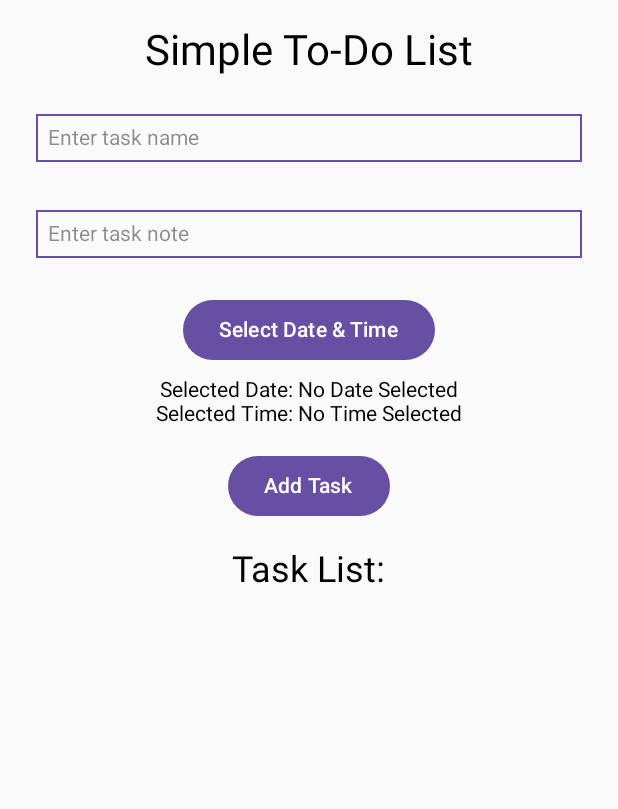
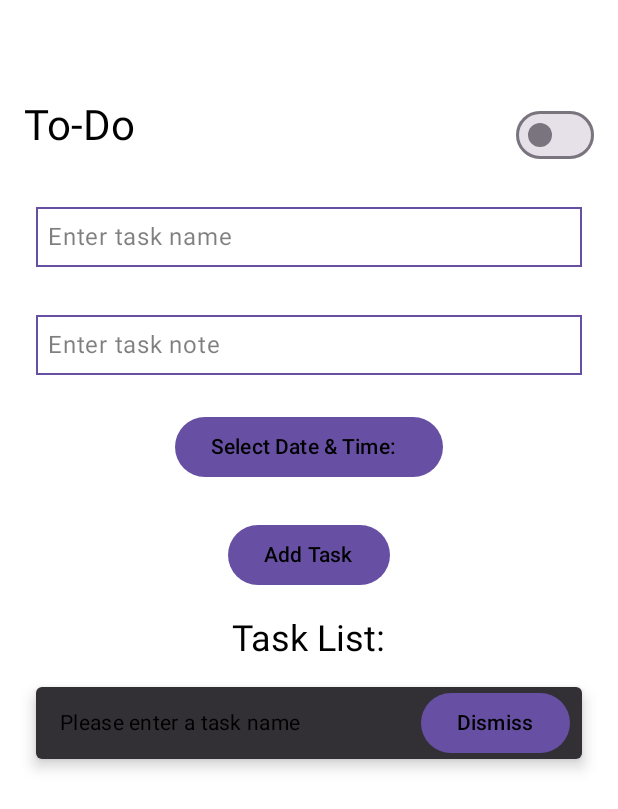
Before and after one commit to charviis/android-todo, an Android app built with Jetpack Compose: the screen it shows after launch (MainActivity), after a tap on "Add Task", on a phone screen of 412 x 824 dp. Shown: the top 809 px of the screen. Run offline under Robolectric (Android 15) with nearby library versions, the phone set to English and light mode, and no system bars.

Commit message:
darkmode, hezci gui

```diff
--- a/app/src/main/java/com/example/myapplication/MainActivity.kt
+++ b/app/src/main/java/com/example/myapplication/MainActivity.kt
@@ -3,9 +3,9 @@ package com.example.myapplication
 import android.app.DatePickerDialog
 import android.app.TimePickerDialog
 import android.os.Bundle
-import android.util.Log
 import androidx.activity.ComponentActivity
 import androidx.activity.compose.setContent
+import androidx.compose.foundation.background
 import androidx.compose.foundation.border
 import androidx.compose.foundation.layout.*
 import androidx.compose.foundation.lazy.LazyColumn
@@ -15,13 +15,11 @@ import androidx.compose.material3.*
 import androidx.compose.runtime.*
 import androidx.compose.ui.Alignment
 import androidx.compose.ui.Modifier
+import androidx.compose.ui.graphics.Color
 import androidx.compose.ui.platform.LocalContext
-import androidx.compose.ui.platform.LocalDensity
-import androidx.compose.ui.platform.LocalView
 import androidx.compose.ui.text.input.TextFieldValue
 import androidx.compose.ui.unit.dp
-import androidx.core.view.ViewCompat
-import androidx.core.view.WindowInsetsCompat
+import androidx.compose.ui.unit.sp
 import java.util.*
 
 class MainActivity : ComponentActivity() {
@@ -35,184 +33,230 @@ class MainActivity : ComponentActivity() {
 
 @Composable
 fun ToDoListApp() {
-    var taskName by remember { mutableStateOf(TextFieldValue("")) }
-    var taskNote by remember { mutableStateOf(TextFieldValue("")) }
-    var taskDate by remember { mutableStateOf("No Date Selected") }
-    var taskTime by remember { mutableStateOf("No Time Selected") }
-    val context = LocalContext.current
-    val taskList = remember { mutableStateListOf<Quadruple<String, String, String, String>>() }
-    var editingTask by remember { mutableStateOf<Quadruple<String, String, String, String>?>(null) }
+    var isDarkMode by remember { mutableStateOf(false) }
+    val backgroundColor = if (isDarkMode) Color(0xFF121212) else Color(0xFFFFFFFF)
+    val textColor = if (isDarkMode) Color(0xFFFFFFFF) else Color(0xFF000000)
 
-    val insets = with(LocalDensity.current) {
-        val rootView = LocalView.current
-        val windowInsets = ViewCompat.getRootWindowInsets(rootView)
-        Log.d("com.example.myapplication.ToDoListApp", "windowInsets: $windowInsets")
-        windowInsets?.getInsets(WindowInsetsCompat.Type.systemBars())?.top?.toDp() ?: 0.dp
-    }
-
-    Column(
-        modifier = Modifier
-            .fillMaxSize()
-            .padding(top = insets + 16.dp, start = 16.dp, end = 16.dp, bottom = 16.dp),
-        horizontalAlignment = Alignment.CenterHorizontally
+    MaterialTheme(
+        colorScheme = if (isDarkMode) darkColorScheme() else lightColorScheme()
     ) {
-        Text(text = "Simple To-Do List", style = MaterialTheme.typography.headlineMedium)
-        Spacer(modifier = Modifier.height(16.dp))
-
-        // Task input field
-        BasicTextField(
-            value = taskName,
-            onValueChange = { taskName = it },
+        Column(
             modifier = Modifier
-                .fillMaxWidth()
-                .padding(8.dp)
-                .border(1.dp, MaterialTheme.colorScheme.primary),
-            decorationBox = { innerTextField ->
-                Row(
-                    modifier = Modifier.padding(8.dp)
-                ) {
-                    if (taskName.text.isEmpty()) {
-                        Text("Enter task name", color = MaterialTheme.colorScheme.onBackground.copy(alpha = 0.5f))
-                    }
-                    innerTextField()
-                }
+                .fillMaxSize()
+                .background(backgroundColor)
+                .padding(16.dp),
+            horizontalAlignment = Alignment.CenterHorizontally
+        ) {
+            Spacer(modifier = Modifier.height(50.dp)) // Add spacer to move content lower
+            Row(
+                modifier = Modifier.fillMaxWidth(),
+                horizontalArrangement = Arrangement.SpaceBetween
+            ) {
+                Text(text = "To-Do", style = MaterialTheme.typography.headlineMedium, color = textColor)
+                Switch(checked = isDarkMode, onCheckedChange = { isDarkMode = it })
             }
-        )
-
-        Spacer(modifier = Modifier.height(16.dp))
-
-        // Note input field
-        BasicTextField(
-            value = taskNote,
-            onValueChange = { taskNote = it },
-            modifier = Modifier
-                .fillMaxWidth()
-                .padding(8.dp)
-                .border(1.dp, MaterialTheme.colorScheme.primary),
-            decorationBox = { innerTextField ->
-                Row(
-                    modifier = Modifier.padding(8.dp)
-                ) {
-                    if (taskNote.text.isEmpty()) {
-                        Text("Enter task note", color = MaterialTheme.colorScheme.onBackground.copy(alpha = 0.5f))
-                    }
-                    innerTextField()
-                }
-            }
-        )
-
-        Spacer(modifier = Modifier.height(16.dp))
-
-        // Date picker button
-        Button(onClick = {
-            val calendar = Calendar.getInstance()
-            val year = calendar.get(Calendar.YEAR)
-            val month = calendar.get(Calendar.MONTH)
-            val day = calendar.get(Calendar.DAY_OF_MONTH)
-
-            DatePickerDialog(
-                context,
-                { _, selectedYear, selectedMonth, selectedDay ->
-                    taskDate = "$selectedDay/${selectedMonth + 1}/$selectedYear"
-
-                    // Time picker immediately after date selection
-                    TimePickerDialog(
-                        context,
-                        { _, selectedHour, selectedMinute ->
-                            taskTime = String.format("%02d:%02d", selectedHour, selectedMinute)
-                        },
-                        calendar.get(Calendar.HOUR_OF_DAY),
-                        calendar.get(Calendar.MINUTE),
-                        true
-                    ).show()
-
-                },
-                year, month, day
-            ).show()
-        }) {
-            Text("Select Date & Time")
-        }
-
-        Spacer(modifier = Modifier.height(8.dp))
-        Text(text = "Selected Date: $taskDate")
-        Text(text = "Selected Time: $taskTime")
-
-        Spacer(modifier = Modifier.height(16.dp))
-
-        // Add task button
-        Button(onClick = {
-            if (taskName.text.isNotBlank() && taskDate != "No Date Selected" && taskTime != "No Time Selected") {
-                taskList.add(Quadruple(taskName.text, taskDate, taskTime, taskNote.text))
-                taskName = TextFieldValue("")
-                taskNote = TextFieldValue("")
-                taskDate = "No Date Selected"
-                taskTime = "No Time Selected"
-            }
-        }) {
-            Text("Add Task")
-        }
-
-        Spacer(modifier = Modifier.height(16.dp))
-
-        // Task list
-        Text(text = "Task List:", style = MaterialTheme.typography.headlineSmall)
-        Spacer(modifier = Modifier.height(8.dp))
-
-        LazyColumn(modifier = Modifier.fillMaxWidth()) {
-            items(taskList) { task ->
-                TaskItem(taskName = task.first, taskDate = task.second, taskTime = task.third, taskNote = task.fourth, onEdit = {
-                    editingTask = task
-                }) {
-                    taskList.remove(task)
-                }
-            }
-        }
-
-        // Edit task dialog
-        if (editingTask != null) {
-            EditTaskDialog(
-                task = editingTask!!,
-                onDismiss = { editingTask = null },
-                onSave = { newTask ->
-                    val index = taskList.indexOf(editingTask)
-                    if (index != -1) {
-                        taskList[index] = newTask
-                    }
-                    editingTask = null
-                }
-            )
+            Spacer(modifier = Modifier.height(16.dp))
+            ToDoListContent(textColor)
         }
     }
 }
 
 @Composable
-fun TaskItem(taskName: String, taskDate: String, taskTime: String, taskNote: String, onEdit: () -> Unit, onRemove: () -> Unit) {
+fun ToDoListContent(textColor: Color) {
+    var taskName by remember { mutableStateOf(TextFieldValue("")) }
+    var taskNote by remember { mutableStateOf(TextFieldValue("")) }
+    var taskDate by remember { mutableStateOf("") }
+    var taskTime by remember { mutableStateOf("") }
+    val context = LocalContext.current
+    val taskList = remember { mutableStateListOf<Quadruple<String, String, String, String>>() }
+    var editingTask by remember { mutableStateOf<Quadruple<String, String, String, String>?>(null) }
+    var showSnackbar by remember { mutableStateOf(false) }
+    var snackbarMessage by remember { mutableStateOf("") }
+
+    BasicTextField(
+        value = taskName,
+        onValueChange = { taskName = it },
+        modifier = Modifier
+            .fillMaxWidth()
+            .padding(8.dp)
+            .border(1.dp, MaterialTheme.colorScheme.primary),
+        textStyle = LocalTextStyle.current.copy(color = textColor),
+        decorationBox = { innerTextField ->
+            Row(
+                modifier = Modifier.padding(8.dp)
+            ) {
+                if (taskName.text.isEmpty()) {
+                    Text("Enter task name", color = textColor.copy(alpha = 0.5f))
+                }
+                innerTextField()
+            }
+        }
+    )
+
+    Spacer(modifier = Modifier.height(16.dp))
+
+    BasicTextField(
+        value = taskNote,
+        onValueChange = { taskNote = it },
+        modifier = Modifier
+            .fillMaxWidth()
+            .padding(8.dp)
+            .border(1.dp, MaterialTheme.colorScheme.primary),
+        textStyle = LocalTextStyle.current.copy(color = textColor),
+        decorationBox = { innerTextField ->
+            Row(
+                modifier = Modifier.padding(8.dp)
+            ) {
+                if (taskNote.text.isEmpty()) {
+                    Text("Enter task note", color = textColor.copy(alpha = 0.5f))
+                }
+                innerTextField()
+            }
+        }
+    )
+
+    Spacer(modifier = Modifier.height(16.dp))
+
+    Button(onClick = {
+        val calendar = Calendar.getInstance()
+        val year = calendar.get(Calendar.YEAR)
+        val month = calendar.get(Calendar.MONTH)
+        val day = calendar.get(Calendar.DAY_OF_MONTH)
+
+        DatePickerDialog(
+            context,
+            { _, selectedYear, selectedMonth, selectedDay ->
+                taskDate = "$selectedDay/${selectedMonth + 1}/$selectedYear"
+
+                TimePickerDialog(
+                    context,
+                    { _, selectedHour, selectedMinute ->
+                        taskTime = String.format("%02d:%02d", selectedHour, selectedMinute)
+                    },
+                    calendar.get(Calendar.HOUR_OF_DAY),
+                    calendar.get(Calendar.MINUTE),
+                    true
+                ).show()
+
+            },
+            year, month, day
+        ).show()
+    }) {
+        Text("Select Date & Time: $taskDate $taskTime", color = textColor)
+    }
+
+    Spacer(modifier = Modifier.height(8.dp))
+    if (taskDate.isNotEmpty()) {
+        Text(text = "Selected Date: $taskDate", color = textColor)
+    }
+    if (taskTime.isNotEmpty()) {
+        Text(text = "Selected Time: $taskTime", color = textColor)
+    }
+
+    Spacer(modifier = Modifier.height(16.dp))
+
+    Button(onClick = {
+        when {
+            taskName.text.isBlank() -> {
+                snackbarMessage = "Please enter a task name"
+                showSnackbar = true
+            }
+            taskNote.text.isBlank() -> {
+                snackbarMessage = "Please enter a task note"
+                showSnackbar = true
+            }
+            taskDate.isEmpty() -> {
+                snackbarMessage = "Please select a date"
+                showSnackbar = true
+            }
+            taskTime.isEmpty() -> {
+                snackbarMessage = "Please select a time"
+                showSnackbar = true
+            }
+            else -> {
+                taskList.add(Quadruple(taskName.text, taskDate, taskTime, taskNote.text))
+                taskName = TextFieldValue("")
+                taskNote = TextFieldValue("")
+                taskDate = ""
+                taskTime = ""
+            }
+        }
+    }) {
+        Text("Add Task", color = textColor)
+    }
+
+    Spacer(modifier = Modifier.height(16.dp))
+
+    Text(text = "Task List:", style = MaterialTheme.typography.headlineSmall, color = textColor)
+    Spacer(modifier = Modifier.height(8.dp))
+
+    LazyColumn(modifier = Modifier.fillMaxWidth()) {
+        items(taskList) { task ->
+            TaskItem(taskName = task.first, taskDate = task.second, taskTime = task.third, taskNote = task.fourth, textColor = textColor, onEdit = {
+                editingTask = task
+            }) {
+                taskList.remove(task)
+            }
+        }
+    }
+
+    if (editingTask != null) {
+        EditTaskDialog(
+            task = editingTask!!,
+            onDismiss = { editingTask = null },
+            onSave = { newTask ->
+                val index = taskList.indexOf(editingTask)
+                if (index != -1) {
+                    taskList[index] = newTask
+                }
+                editingTask = null
+            },
+            textColor = textColor
+        )
+    }
+
+    if (showSnackbar) {
+        Snackbar(
+            action = {
+                Button(onClick = { showSnackbar = false }) {
+                    Text("Dismiss", color = textColor)
+                }
+            },
+            modifier = Modifier.padding(8.dp)
+        ) {
+            Text(snackbarMessage, color = textColor)
+        }
+    }
+}
+
+@Composable
+fun TaskItem(taskName: String, taskDate: String, taskTime: String, taskNote: String, textColor: Color, onEdit: () -> Unit, onRemove: () -> Unit) {
     Card(
         modifier = Modifier
             .fillMaxWidth()
             .padding(vertical = 4.dp),
         elevation = CardDefaults.cardElevation(defaultElevation = 4.dp)
     ) {
-        Row(
+        Column(
             modifier = Modifier
                 .fillMaxWidth()
                 .padding(16.dp),
-            horizontalArrangement = Arrangement.SpaceBetween
+            horizontalAlignment = Alignment.Start
         ) {
-            Column {
-                Text(text = taskName)
-                Text(text = "$taskDate at $taskTime")
-                if (taskNote.isNotEmpty()) {
-                    Text(text = "Note: $taskNote")
+            Text(text = taskName, fontSize = 18.sp, color = textColor)
+            Text(text = "$taskDate at $taskTime", fontSize = 14.sp, color = textColor)
+            if (taskNote.isNotEmpty()) {
+                Text(text = "Note: $taskNote", fontSize = 14.sp, color = textColor)
+            }
+            Row(
+                modifier = Modifier.fillMaxWidth(),
+                horizontalArrangement = Arrangement.End
+            ) {
+                Button(onClick = { onEdit() }, modifier = Modifier.padding(end = 8.dp)) {
+                    Text("Edit", color = textColor)
                 }
-            }
-            Row {
-                Button(onClick = { onEdit() }) {
-                    Text("Edit")
-                }
-                Spacer(modifier = Modifier.width(8.dp))
                 Button(onClick = { onRemove() }) {
-                    Text("Remove")
+                    Text("Remove", color = textColor)
                 }
             }
         }
@@ -220,7 +264,7 @@ fun TaskItem(taskName: String, taskDate: String, taskTime: String, taskNote: Str
 }
 
 @Composable
-fun EditTaskDialog(task: Quadruple<String, String, String, String>, onDismiss: () -> Unit, onSave: (Quadruple<String, String, String, String>) -> Unit) {
+fun EditTaskDialog(task: Quadruple<String, String, String, String>, onDismiss: () -> Unit, onSave: (Quadruple<String, String, String, String>) -> Unit, textColor: Color) {
     var taskName by remember { mutableStateOf(TextFieldValue(task.first)) }
     var taskDate by remember { mutableStateOf(task.second) }
     var taskTime by remember { mutableStateOf(task.third) }
@@ -229,7 +273,7 @@ fun EditTaskDialog(task: Quadruple<String, String, String, String>, onDismiss: (
 
     AlertDialog(
         onDismissRequest = onDismiss,
-        title = { Text("Edit Task") },
+        title = { Text("Edit Task", color = textColor) },
         text = {
             Column {
                 BasicTextField(
@@ -239,12 +283,13 @@ fun EditTaskDialog(task: Quadruple<String, String, String, String>, onDismiss: (
                         .fillMaxWidth()
                         .padding(8.dp)
                         .border(1.dp, MaterialTheme.colorScheme.primary),
+                    textStyle = LocalTextStyle.current.copy(color = textColor),
                     decorationBox = { innerTextField ->
                         Row(
                             modifier = Modifier.padding(8.dp)
                         ) {
                             if (taskName.text.isEmpty()) {
-                                Text("Enter task name", color = MaterialTheme.colorScheme.onBackground.copy(alpha = 0.5f))
+                                Text("Enter task name", color = textColor.copy(alpha = 0.5f))
                             }
                             innerTextField()
                         }
@@ -260,12 +305,13 @@ fun EditTaskDialog(task: Quadruple<String, String, String, String>, onDismiss: (
                         .fillMaxWidth()
                         .padding(8.dp)
                         .border(1.dp, MaterialTheme.colorScheme.primary),
+                    textStyle = LocalTextStyle.current.copy(color = textColor),
                     decorationBox = { innerTextField ->
                         Row(
                             modifier = Modifier.padding(8.dp)
                         ) {
                             if (taskNote.text.isEmpty()) {
-                                Text("Enter task note", color = MaterialTheme.colorScheme.onBackground.copy(alpha = 0.5f))
+                                Text("Enter task note", color = textColor.copy(alpha = 0.5f))
                             }
                             innerTextField()
                         }
@@ -299,24 +345,28 @@ fun EditTaskDialog(task: Quadruple<String, String, String, String>, onDismiss: (
                         year, month, day
                     ).show()
                 }) {
-                    Text("Select Date & Time")
+                    Text("Select Date & Time", color = textColor)
                 }
 
                 Spacer(modifier = Modifier.height(8.dp))
-                Text(text = "Selected Date: $taskDate")
-                Text(text = "Selected Time: $taskTime")
+                if (taskDate.isNotEmpty()) {
+                    Text(text = "Selected Date: $taskDate", color = textColor)
+                }
+                if (taskTime.isNotEmpty()) {
+                    Text(text = "Selected Time: $taskTime", color = textColor)
+                }
             }
         },
         confirmButton = {
             Button(onClick = {
                 onSave(Quadruple(taskName.text, taskDate, taskTime, taskNote.text))
             }) {
-                Text("Save")
+                Text("Save", color = textColor)
             }
         },
         dismissButton = {
             Button(onClick = onDismiss) {
-                Text("Cancel")
+                Text("Cancel", color = textColor)
             }
         }
     )
@@ -324,4 +374,3 @@ fun EditTaskDialog(task: Quadruple<String, String, String, String>, onDismiss: (
 
 // Data class Quadruple used for four properties
 data class Quadruple<A, B, C, D>(val first: A, val second: B, val third: C, val fourth: D)
-// End of MainActivity.kt
```
